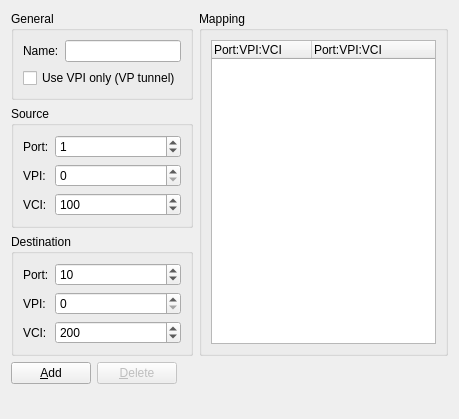
Qt form gns3/modules/builtin/ui/atm_switch_configuration_page.ui (GNS3/gns3-gui) before a commit.
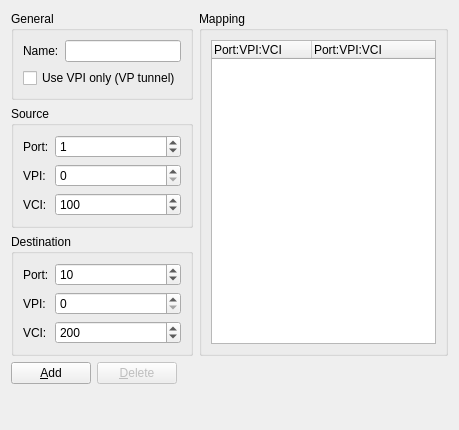
The same form after that commit.

Patch:
```diff
--- a/gns3/modules/builtin/ui/atm_switch_configuration_page.ui
+++ b/gns3/modules/builtin/ui/atm_switch_configuration_page.ui
@@ -7,7 +7,7 @@
     <x>0</x>
     <y>0</y>
     <width>459</width>
-    <height>419</height>
+    <height>430</height>
    </rect>
   </property>
   <property name="windowTitle">
```
